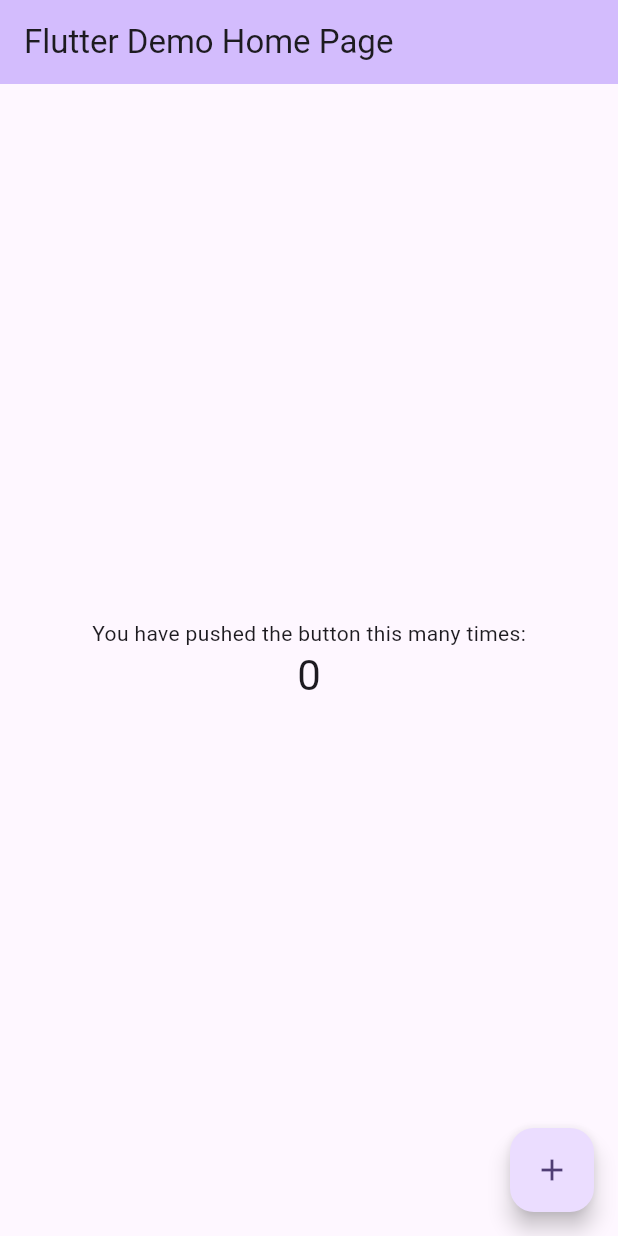
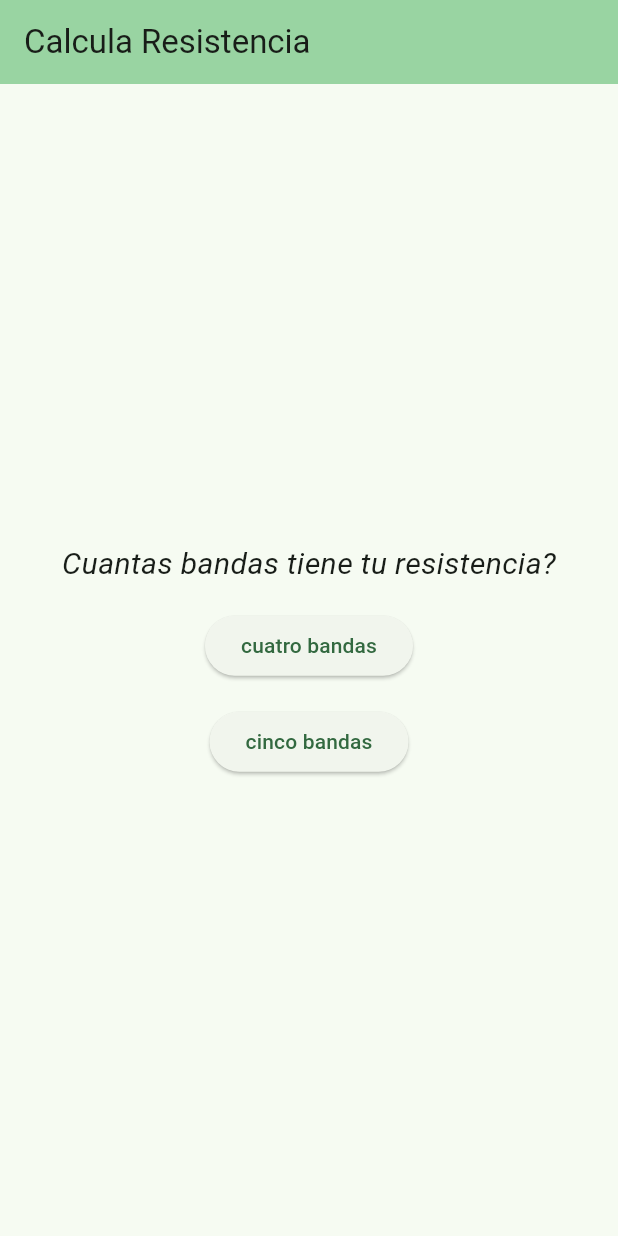
Before and after one commit to edissonchamorroc/LaboratoriosDispositivos, a Flutter app: the screen it shows after launch, on a phone screen of 412 x 824 dp. Run offline on Flutter 3.47's test engine with Material 3 defaults, Android fonts, the light colour scheme and no system bars.

Commit message:
Se construye calculo de resistencia para cuatro y cinco bandas

```diff
--- a/Laboratorio1/calculadora_resistencias/lib/main.dart
+++ b/Laboratorio1/calculadora_resistencias/lib/main.dart
@@ -1,3 +1,4 @@
+import 'package:calculadora_resistencias/pages/home_page.dart';
 import 'package:flutter/material.dart';
 
 void main() {
@@ -7,119 +8,16 @@
 class MyApp extends StatelessWidget {
   const MyApp({super.key});
 
-  // This widget is the root of your application.
   @override
   Widget build(BuildContext context) {
     return MaterialApp(
-      title: 'Flutter Demo',
+      title: 'Calculadora Resistencias',
       theme: ThemeData(
-        // This is the theme of your application.
-        //
-        // TRY THIS: Try running your application with "flutter run". You'll see
-        // the application has a purple toolbar. Then, without quitting the app,
-        // try changing the seedColor in the colorScheme below to Colors.green
-        // and then invoke "hot reload" (save your changes or press the "hot
-        // reload" button in a Flutter-supported IDE, or press "r" if you used
-        // the command line to start the app).
-        //
-        // Notice that the counter didn't reset back to zero; the application
-        // state is not lost during the reload. To reset the state, use hot
-        // restart instead.
-        //
-        // This works for code too, not just values: Most code changes can be
-        // tested with just a hot reload.
-        colorScheme: ColorScheme.fromSeed(seedColor: Colors.deepPurple),
+        colorScheme:
+            ColorScheme.fromSeed(seedColor: const Color.fromARGB(237, 46, 197, 104)),
         useMaterial3: true,
       ),
-      home: const MyHomePage(title: 'Flutter Demo Home Page'),
+      home: const HomePage(),
     );
   }
 }
-
-class MyHomePage extends StatefulWidget {
-  const MyHomePage({super.key, required this.title});
-
-  // This widget is the home page of your application. It is stateful, meaning
-  // that it has a State object (defined below) that contains fields that affect
-  // how it looks.
-
-  // This class is the configuration for the state. It holds the values (in this
-  // case the title) provided by the parent (in this case the App widget) and
-  // used by the build method of the State. Fields in a Widget subclass are
-  // always marked "final".
-
-  final String title;
-
-  @override
-  State<MyHomePage> createState() => _MyHomePageState();
-}
-
-class _MyHomePageState extends State<MyHomePage> {
-  int _counter = 0;
-
-  void _incrementCounter() {
-    setState(() {
-      // This call to setState tells the Flutter framework that something has
-      // changed in this State, which causes it to rerun the build method below
-      // so that the display can reflect the updated values. If we changed
-      // _counter without calling setState(), then the build method would not be
-      // called again, and so nothing would appear to happen.
-      _counter++;
-    });
-  }
-
-  @override
-  Widget build(BuildContext context) {
-    // This method is rerun every time setState is called, for instance as done
-    // by the _incrementCounter method above.
-    //
-    // The Flutter framework has been optimized to make rerunning build methods
-    // fast, so that you can just rebuild anything that needs updating rather
-    // than having to individually change instances of widgets.
-    return Scaffold(
-      appBar: AppBar(
-        // TRY THIS: Try changing the color here to a specific color (to
-        // Colors.amber, perhaps?) and trigger a hot reload to see the AppBar
-        // change color while the other colors stay the same.
-        backgroundColor: Theme.of(context).colorScheme.inversePrimary,
-        // Here we take the value from the MyHomePage object that was created by
-        // the App.build method, and use it to set our appbar title.
-        title: Text(widget.title),
-      ),
-      body: Center(
-        // Center is a layout widget. It takes a single child and positions it
-        // in the middle of the parent.
-        child: Column(
-          // Column is also a layout widget. It takes a list of children and
-          // arranges them vertically. By default, it sizes itself to fit its
-          // children horizontally, and tries to be as tall as its parent.
-          //
-          // Column has various properties to control how it sizes itself and
-          // how it positions its children. Here we use mainAxisAlignment to
-          // center the children vertically; the main axis here is the vertical
-          // axis because Columns are vertical (the cross axis would be
-          // horizontal).
-          //
-          // TRY THIS: Invoke "debug painting" (choose the "Toggle Debug Paint"
-          // action in the IDE, or press "p" in the console), to see the
-          // wireframe for each widget.
-          mainAxisAlignment: MainAxisAlignment.center,
-          children: <Widget>[
-            const Text(
-              'You have pushed the button this many times:',
-            ),
-            Text(
-              '$_counter',
-              style: Theme.of(context).textTheme.headlineMedium,
-            ),
-          ],
-        ),
-      ),
-      floatingActionButton: FloatingActionButton(
-        onPressed: _incrementCounter,
-        tooltip: 'Increment',
-        child: const Icon(Icons.add),
-      ), // This trailing comma makes auto-formatting nicer for build methods.
-    );
-  }
-}
--- /dev/null
+++ b/Laboratorio1/calculadora_resistencias/lib/pages/home_page.dart
@@ -0,0 +1,71 @@
+import 'package:calculadora_resistencias/pages/cinco_bandas_page.dart';
+import 'package:calculadora_resistencias/pages/cuatro_bandas_page.dart';
+import 'package:flutter/material.dart';
+
+class HomePage extends StatefulWidget {
+  const HomePage({super.key});
+
+  @override
+  State<HomePage> createState() => _HomePageState();
+}
+
+class _HomePageState extends State<HomePage> {
+  @override
+  Widget build(BuildContext context) {
+    return Scaffold(
+      appBar: AppBar(
+        title: const Text("Calcula Resistencia"),
+        backgroundColor: Theme.of(context).colorScheme.inversePrimary,
+      ),
+      body: Padding(
+        padding: const EdgeInsets.all(8.0),
+        child: Center(
+          child: SingleChildScrollView(
+            child: Column(
+              mainAxisAlignment: MainAxisAlignment.center,
+              children: [
+                // const Image(
+                //   image: AssetImage('assets/images/notas.png'),
+                //   width: 150,
+                //   height: 150,
+                // ),
+                const Text(
+                  "Cuantas bandas tiene tu resistencia?",
+                  style: TextStyle(fontSize: 20, fontStyle: FontStyle.italic),
+                ),
+                const SizedBox(
+                  height: 16.0,
+                ),
+                ElevatedButton(
+                  onPressed: () {
+                    Navigator.pushReplacement(
+                      context,
+                      MaterialPageRoute(
+                        builder: (context) => const CuatroBandasPage(),
+                      ),
+                    );
+                  },
+                  child: const Text("cuatro bandas"),
+                ),
+                const SizedBox(
+                  height: 16.0,
+                ),
+                ElevatedButton(
+                  onPressed: () {
+                    Navigator.pushReplacement(
+                      context,
+                      MaterialPageRoute(
+                        builder: (context) => const CincoBandasPage(),
+                      ),
+                    );
+                  },
+                  child: const Text("cinco bandas"),
+                ),
+              ],
+            ),
+          ),
+        ),
+      ),
+    );
+  }
+}
```
Also changed, not shown: Laboratorio1/calculadora_resistencias/lib/pages/cinco_bandas_page.dart (added, +274 -0 lines), Laboratorio1/calculadora_resistencias/lib/pages/cuatro_bandas_page.dart (added, +262 -0 lines).
